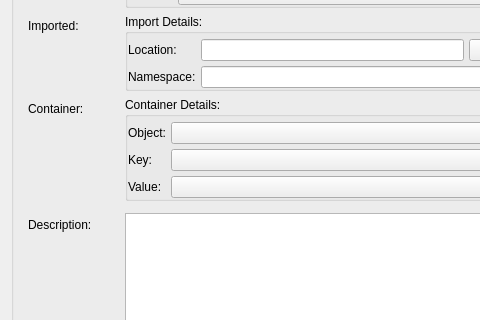
The window that sources/lusan/view/si/ui/SIDataTypeDetails.ui (aregtech/areg-sdk-tools) describes before a commit, drawn with Qt 5; both pictures show x 0 to 480 and y 177 to 497 of the 580 by 600 pixel window.
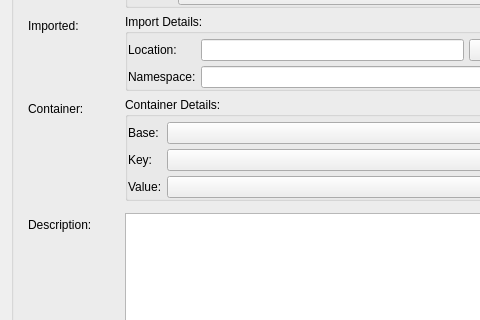
The same window after the commit.

What changed in the file:
```diff
--- a/sources/lusan/view/si/ui/SIDataTypeDetails.ui
+++ b/sources/lusan/view/si/ui/SIDataTypeDetails.ui
@@ -187,7 +187,7 @@
            <item row="0" column="0">
             <widget class="QLabel" name="labelContainerObject">
              <property name="text">
-              <string>Object:</string>
+              <string>Base:</string>
              </property>
             </widget>
            </item>
```
